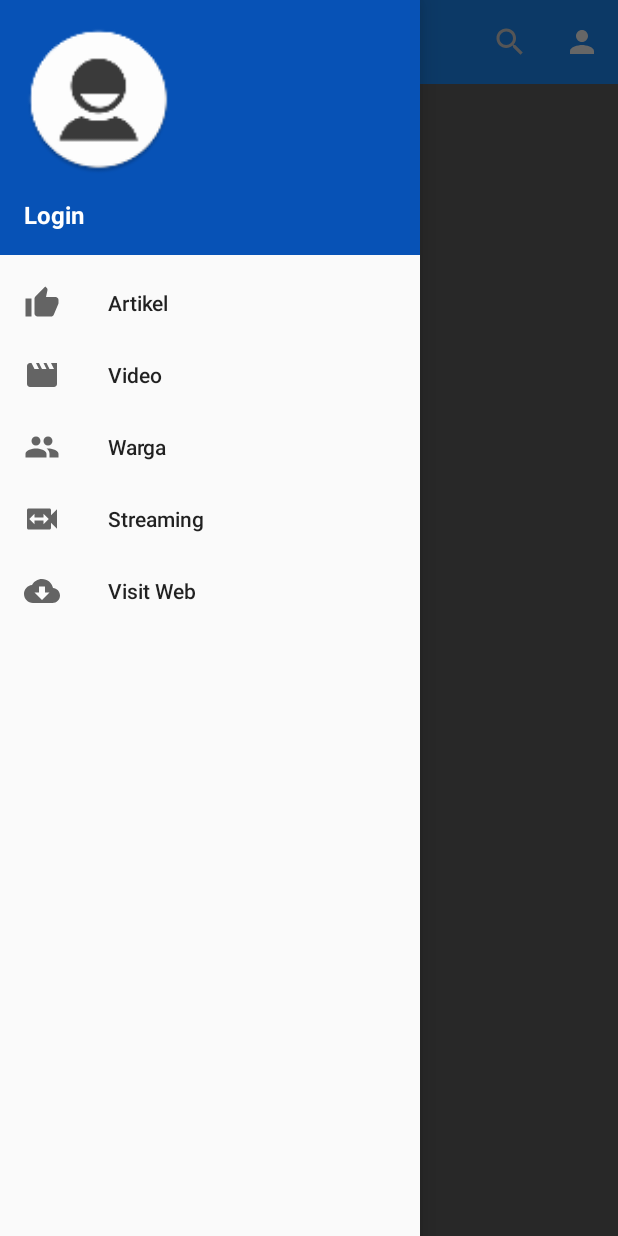
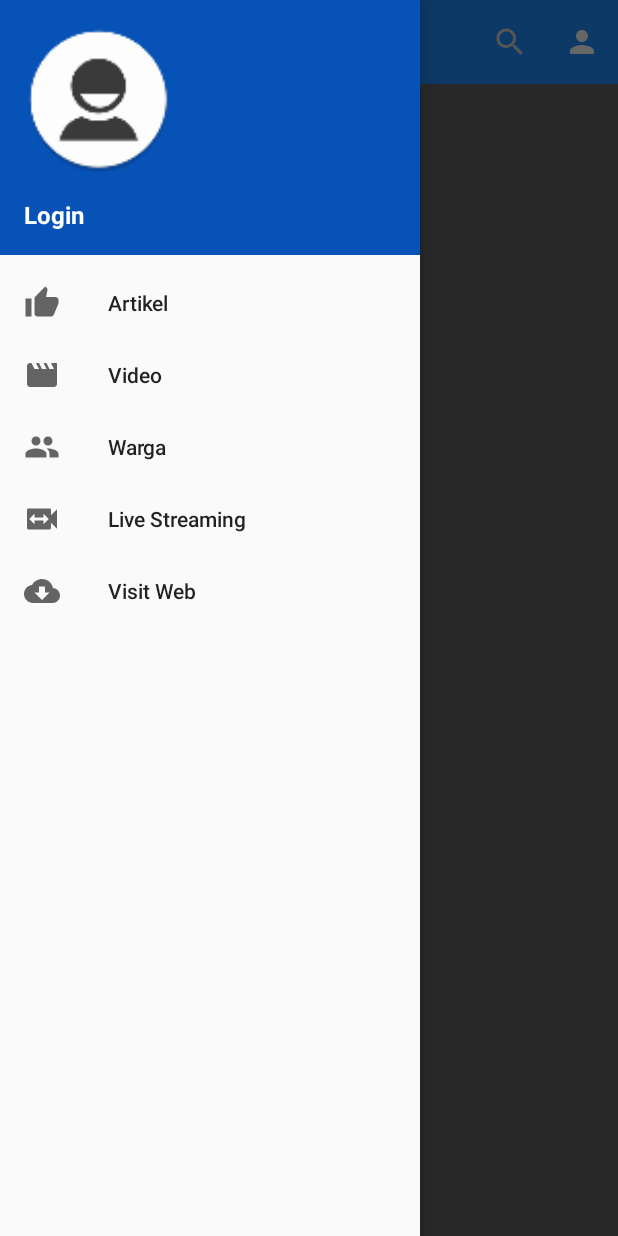
Before and after one commit to mvenzaa/sima_dev, an Android app: the screen it shows after launch (MainActivity), with the side drawer open, on a phone screen of 412 x 824 dp. Run offline under Robolectric (Android 15) with nearby library versions, the light colour scheme and no system bars; our stand-ins replace Volley; libraries missing offline, so code that uses them is left out: com.costum.android, com.facebook, com.facebook.login; network calls fail; 2 statements that could not run were skipped.

Commit message:
merge lagi

```diff
--- a/app/src/main/java/com/venza/stopnarkoba/MainActivity.java
+++ b/app/src/main/java/com/venza/stopnarkoba/MainActivity.java
@@ -162,7 +162,7 @@ public class MainActivity extends AppCompatActivity
                     getSupportFragmentManager().beginTransaction();
             fragmentTransaction.replace(R.id.content_frame, fragment);
             fragmentTransaction.commit();
-            setTitle("Stop Narkoba!");
+            setTitle("Stop Narkoba");
 
         } else if (id == R.id.video) {
 
@@ -189,7 +189,7 @@ public class MainActivity extends AppCompatActivity
                     getSupportFragmentManager().beginTransaction();
             fragmentTransaction.replace(R.id.content_frame, fragment);
             fragmentTransaction.commit();
-            setTitle("Streaming");
+            setTitle("Live Streaming");
 
         } else if (id == R.id.nav_visit) {
             Intent google = new Intent(Intent.ACTION_VIEW, Uri.parse("http://stopnarkoba.id/"));
--- a/app/src/main/res/menu/activity_main_drawer.xml
+++ b/app/src/main/res/menu/activity_main_drawer.xml
@@ -18,7 +18,7 @@
             <item
                 android:id="@+id/nav_streaming"
                 android:icon="@drawable/ic_streaming"
-                android:title="Streaming" />
+                android:title="Live Streaming" />
 
             <item
                 android:id="@+id/nav_visit"
@@ -29,7 +29,7 @@
                 android:id="@+id/logout"
                 android:icon="@drawable/ic_logout"
                 android:title="Keluar"
-                android:visible="false"/>
+                android:visible="false" />
 
 
 </menu>
```
